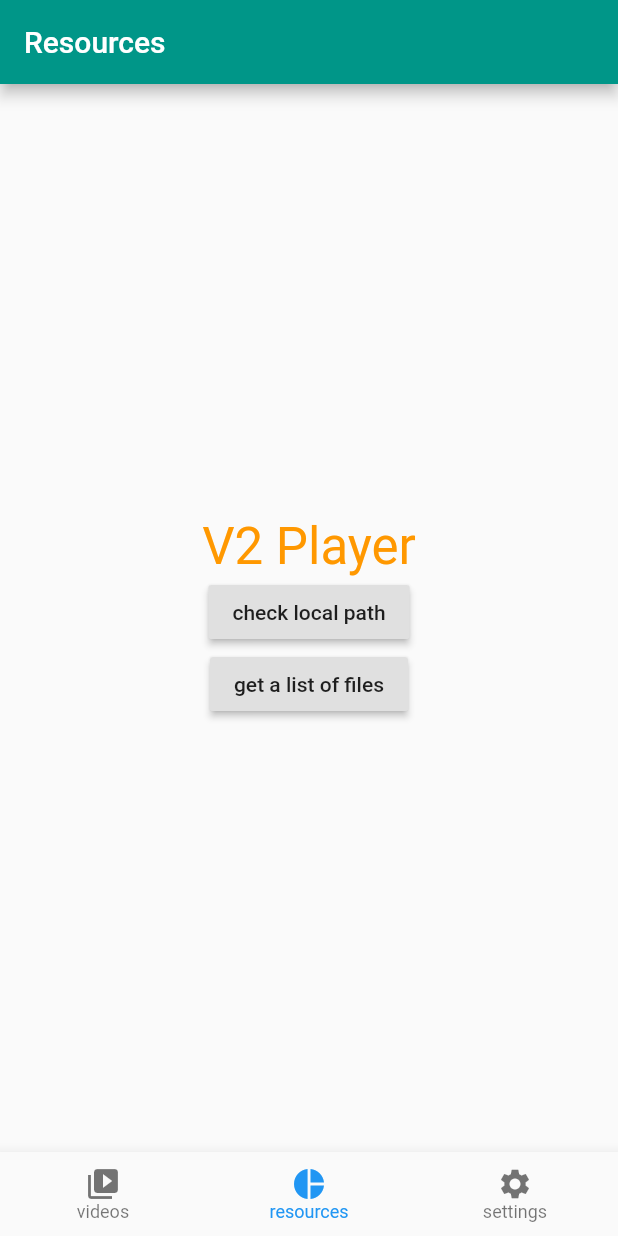
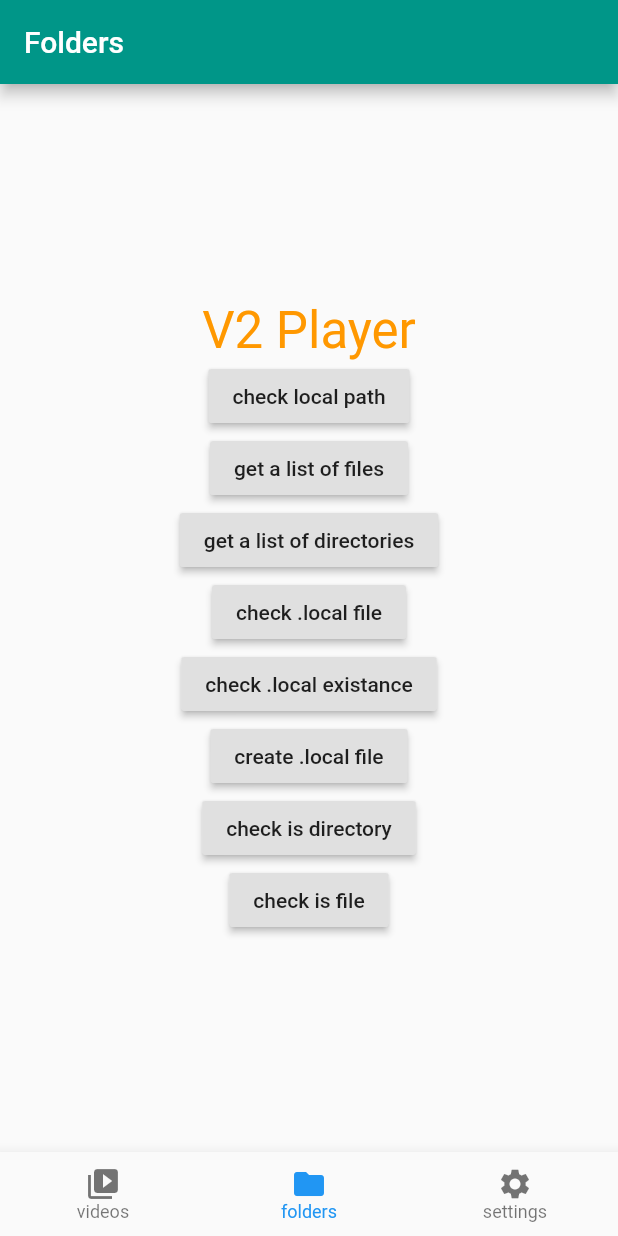
Before and after one commit to alechangbiao/fl-video-player, a Flutter app: the screen it shows after launch, item 2 of the bottom bar chosen, after a tap on "get a list of files", on a phone screen of 412 x 824 dp. Run offline on Flutter 3.47's test engine with Material 2 defaults, Android fonts, the phone set to English and light mode, and no system bars; our stand-ins replace flutter_slidable, shared_preferences, video_player.

Commit message:
update file_service

```diff
--- a/lib/data/preferences.dart
+++ b/lib/data/preferences.dart
@@ -1,5 +1,5 @@
 import 'package:flutter/material.dart';
-import 'package:app/services/utils.dart';
+import 'package:app/utils/shared_pref_utils.dart';
 
 class AppPreferences with ChangeNotifier {
   static final AppPreferences _singleton = AppPreferences._internal();
--- /dev/null
+++ b/lib/extensions/file_extension.dart
@@ -0,0 +1,32 @@
+import 'dart:io';
+
+extension FileExtension on FileSystemEntity {
+  /// Getter method
+  ///
+  /// Extract file name from file's path String
+  String get baseName {
+    String baseName = this.path.split('/').last;
+    return baseName;
+  }
+}
+
+extension FilePathExtension on String {
+  /// **Async** getter
+  ///
+  /// Returns `true` if given path can resolve a directory
+  Future<bool> get isDirectory async {
+    // if (path == null) path = '$_path/test/';
+    final bool isDirectory = await FileSystemEntity.isDirectory(this);
+    return isDirectory;
+  }
+
+  /// **Async** getter
+  ///
+  /// Returns `true` if given path can resolve a file
+  Future<bool> get isFile async {
+    // if (path == null) path = '$_path/test/';
+    final bool isFile = await FileSystemEntity.isFile(this);
+    // print(isFile);
+    return isFile;
+  }
+}
--- /dev/null
+++ b/lib/models/dot_local.dart
@@ -0,0 +1,35 @@
+// ignore_for_file: non_constant_identifier_names
+
+import 'dart:convert';
+
+class DotLocal {
+  static DotLocal fromJsonString(String jsonString) => DotLocal.fromJson(json.decode(jsonString));
+
+  static String toJsonString(DotLocal data) => json.encode(data.toJson());
+
+  bool isPrivate;
+  String password;
+  String iconName;
+
+  DotLocal({
+    this.isPrivate,
+    this.password,
+    this.iconName,
+  });
+
+  factory DotLocal.fromJson(Map<String, dynamic> json) {
+    return DotLocal(
+      isPrivate: json['isPrivate'],
+      password: json['password'],
+      iconName: json['iconName'],
+    );
+  }
+
+  Map<String, dynamic> toJson() {
+    return {
+      "isPrivate": isPrivate,
+      "password": password,
+      "iconName": iconName,
+    };
+  }
+}
--- a/lib/screens/resources/resources_stack.dart
+++ b/lib/screens/folders/folders_stack.dart
@@ -2,8 +2,9 @@ import 'package:flutter/material.dart';
 import 'package:app/localization/localization.dart';
 import 'package:app/services/file_service.dart';
 import 'package:app/services/navigation_service.dart';
+import 'package:app/extensions/file_extension.dart';
 
-class ResourcesStack extends StatelessWidget {
+class FoldersStack extends StatelessWidget {
   @override
   Widget build(BuildContext context) {
     print('Building Resources Stack...');
@@ -21,7 +22,7 @@ class ResourcesStack extends StatelessWidget {
   Widget _renderStack(BuildContext context) {
     return Scaffold(
       appBar: AppBar(
-        title: Text('Resources'),
+        title: Text('Folders'),
       ),
       body: Center(
         child: Column(
@@ -39,8 +40,32 @@ class ResourcesStack extends StatelessWidget {
               child: Text('check local path'),
             ),
             RaisedButton(
-              onPressed: () => FileService().listOfFiles,
+              onPressed: () => FileService().listFiles,
               child: Text('get a list of files'),
+            ),
+            RaisedButton(
+              onPressed: () => FileService().listDirectories,
+              child: Text('get a list of directories'),
+            ),
+            RaisedButton(
+              onPressed: () => FileService().getLocalInfo(),
+              child: Text('check .local file'),
+            ),
+            RaisedButton(
+              onPressed: () => FileService().isDotLocalExists(),
+              child: Text('check .local existance'),
+            ),
+            RaisedButton(
+              onPressed: () => FileService().createDotLocalFile(null),
+              child: Text('create .local file'),
+            ),
+            RaisedButton(
+              onPressed: () => '${FileService.getPathSync}/test_new_dir'.isDirectory,
+              child: Text('check is directory'),
+            ),
+            RaisedButton(
+              onPressed: () => '${FileService.getPathSync}/test_new_dir'.isFile,
+              child: Text('check is file'),
             ),
           ],
         ),
--- a/lib/screens/root.dart
+++ b/lib/screens/root.dart
@@ -2,14 +2,14 @@ import 'package:flutter/material.dart';
 import 'package:provider/provider.dart';
 import 'package:app/services/navigation_service.dart';
 import 'package:app/screens/videos/videos_stack.dart';
-import 'package:app/screens/resources/resources_stack.dart';
+import 'package:app/screens/folders/folders_stack.dart';
 import 'package:app/screens/settings/settings_stack.dart';
 import 'package:app/widgets/tab_navigation_bar.dart';
 
 class Root extends StatelessWidget {
   final List<Widget> _stacks = [
     VideosStack(),
-    ResourcesStack(),
+    FoldersStack(),
     SettingsStack(),
   ];
 
--- a/lib/services/file_service.dart
+++ b/lib/services/file_service.dart
@@ -1,12 +1,18 @@
 import 'dart:async';
 import 'dart:io';
+import 'dart:math';
+import 'package:flutter/material.dart';
 import 'package:path_provider/path_provider.dart';
+import 'package:app/models/dot_local.dart';
+import 'package:app/extensions/file_extension.dart';
 
 /// A helper class to easily manage files inside app directory
 ///
 ///     FileService.init() function should be called at app launch
 class FileService {
   static String _path;
+
+  static String _currentPath;
 
   /// Returns a [File] from a given path
   ///
@@ -18,18 +24,18 @@ class FileService {
     return File(uriPath);
   }
 
-  FileService() {
-    if (_path == null) setPath();
-  }
-
   static Future<void> init() async {
     if (_path != null) return;
-    final Directory directory = await getApplicationDocumentsDirectory();
-    _path = directory.path;
+    _path = (await getApplicationDocumentsDirectory()).path;
+    _currentPath ??= _path; // if _currentDirecetory is null, set it equal to _path
   }
 
   /// Make sure `FileService.init()` has been called before using this method.
   static String get getPathSync => _path;
+
+  FileService() {
+    if (_path == null) setPath();
+  }
 
   Future<String> get getPath async {
     if (_path != null) return _path;
@@ -39,11 +45,97 @@ class FileService {
 
   Future<void> setPath() async => _path = await getPath;
 
-  Future<List<FileSystemEntity>> get listOfFiles async {
+  String get currentPath => _currentPath;
+
+  set currentPath(String directory) => _currentPath = '$_currentPath/$directory';
+
+  Future<List<FileSystemEntity>> get listFiles async {
     if (_path == null) _path = await getPath;
-    print(_path);
-    List<FileSystemEntity> fileLists = Directory("$_path/").listSync();
-    print(fileLists);
-    return fileLists;
+    List<FileSystemEntity> fileList = Directory("$_path/").listSync();
+    for (FileSystemEntity file in fileList) {
+      bool isDirectory = await FileSystemEntity.isDirectory(file.path);
+      print("${file.baseName} - ${isDirectory ? "directory" : "file"}");
+    }
+    return fileList;
+  }
+
+  Future<List<Directory>> get listDirectories async {
+    List<Directory> directories = <Directory>[];
+    if (_path == null) _path = await getPath;
+    List<FileSystemEntity> fileList = Directory("$_path/").listSync();
+    await Future.forEach(fileList, (FileSystemEntity file) async {
+      bool isDirectoy = await file.path.isDirectory;
+      if (isDirectoy) directories.add(file);
+    });
+    for (Directory dir in directories) print("${dir.baseName}");
+    return directories;
+  }
+
+  /// Create a directory, default name to `'untitled' + incremental suffix`
+  /// (eg. untitled 2) if name is not provided
+  Future<Directory> createDirectory({@required String name, String path}) async {
+    if (path == null) path = await getPath;
+    List<String> dirBaseNames = (await listDirectories).map((directory) => directory.baseName).toList();
+    // regular express for a string that is 'untitled' or 'untitled\s\d+'
+    final RegExp untitledRegExp = RegExp(r'^untitled(\s\d+$)?');
+    List<String> untitledDirBaseNames = dirBaseNames.where((name) => untitledRegExp.hasMatch("$name")).toList();
+
+    if (name == null) {
+      if (untitledDirBaseNames.isEmpty) {
+        name = "untitled";
+      } else if (untitledDirBaseNames.length == 1 && untitledDirBaseNames[0] == 'untitled') {
+        name = "untitled 2";
+      } else {
+        int maxUntitledDirNum = untitledDirBaseNames
+            .where((String name) => name != 'untitled')
+            .map((String name) => int.parse(name.replaceAll(new RegExp(r'[^0-9]'), '')))
+            .reduce(max);
+        String suffix = (maxUntitledDirNum + 1).toString();
+        name = "untitled $suffix";
+      }
+    }
+
+    String dirPath = "$path/$name";
+    Directory newDir = await Directory(dirPath).create();
+    return newDir;
+  }
+
+  Future<bool> isDotLocalExists({String path}) async {
+    path = path ?? _currentPath ?? _path;
+    bool exists = await File('$path/.local').exists();
+    // print(exists);
+    return exists;
+  }
+
+  Future<void> createDotLocalFile(
+    String path, {
+    bool isPrivate = false,
+    String password,
+    String iconName,
+  }) async {
+    path = path ?? '$_path/test/';
+    DotLocal info = DotLocal(
+      iconName: iconName,
+      password: password,
+      isPrivate: isPrivate,
+    );
+    await File('$path/.local').writeAsString(DotLocal.toJsonString(info));
+  }
+
+  /// Collet information from `.local` file
+  Future<DotLocal> getLocalInfo({String path}) async {
+    path = path ?? _currentPath ?? _path;
+    File file = File('$_path/test/.local');
+    String contents = await file.readAsString();
+    DotLocal info = DotLocal.fromJsonString(contents);
+    return info;
+  }
+
+  // TODO:
+
+  /// Collect information from all the `.local` files of sub-directories'
+  /// of the given path which defaluts to the current working directory
+  Future<List> collectSubDirectoryInfo({String path}) {
+    path ??= _currentPath; // default path is the current working directory
   }
 }
--- a/lib/widgets/app_providers.dart
+++ b/lib/widgets/app_providers.dart
@@ -1,11 +1,8 @@
-import 'dart:io';
-
 import 'package:flutter/material.dart';
 import 'package:provider/provider.dart';
 import 'package:app/services/theme.dart';
 import 'package:app/services/navigation_service.dart';
 import 'package:app/services/video_player_service.dart';
-import 'package:app/services/file_service.dart';
 import 'package:app/data/preferences.dart';
 
 class AppProviders extends StatelessWidget {
--- a/lib/widgets/tab_navigation_bar.dart
+++ b/lib/widgets/tab_navigation_bar.dart
@@ -18,8 +18,8 @@ class TabNavigationBar extends StatelessWidget {
           label: 'videos',
         ),
         BottomNavigationBarItem(
-          icon: Icon(Icons.pie_chart),
-          label: 'resources',
+          icon: Icon(Icons.folder),
+          label: 'folders',
         ),
         BottomNavigationBarItem(
           icon: Icon(Icons.settings),
```
Also changed, not shown: lib/models/folder_icon.dart (added, +41 -0 lines), lib/utils/shared_pref_utils.dart (renamed from lib/services/utils.dart), 2 other files.
